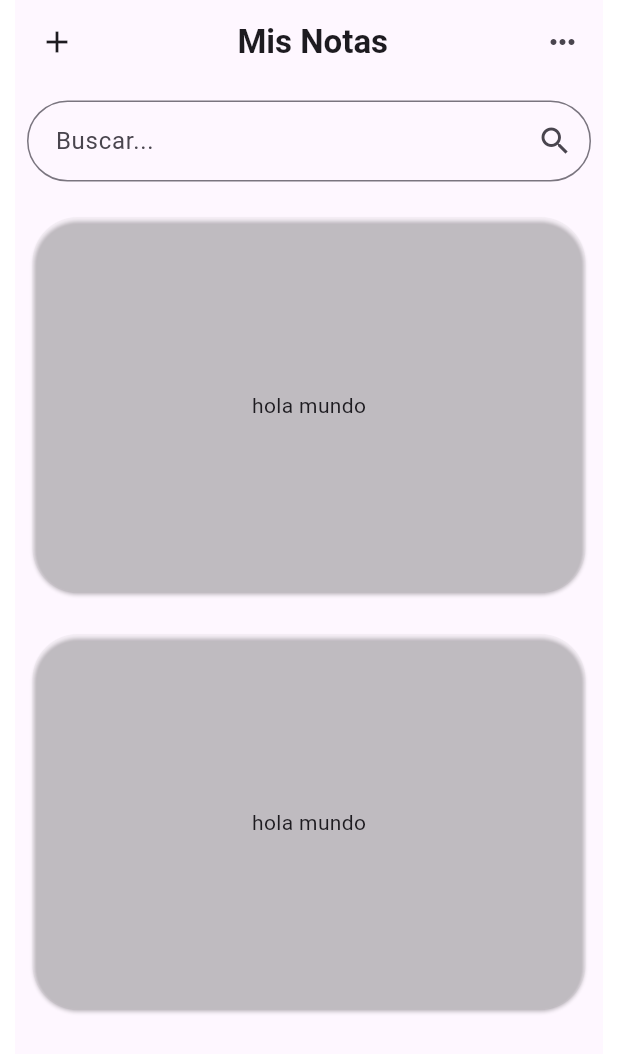
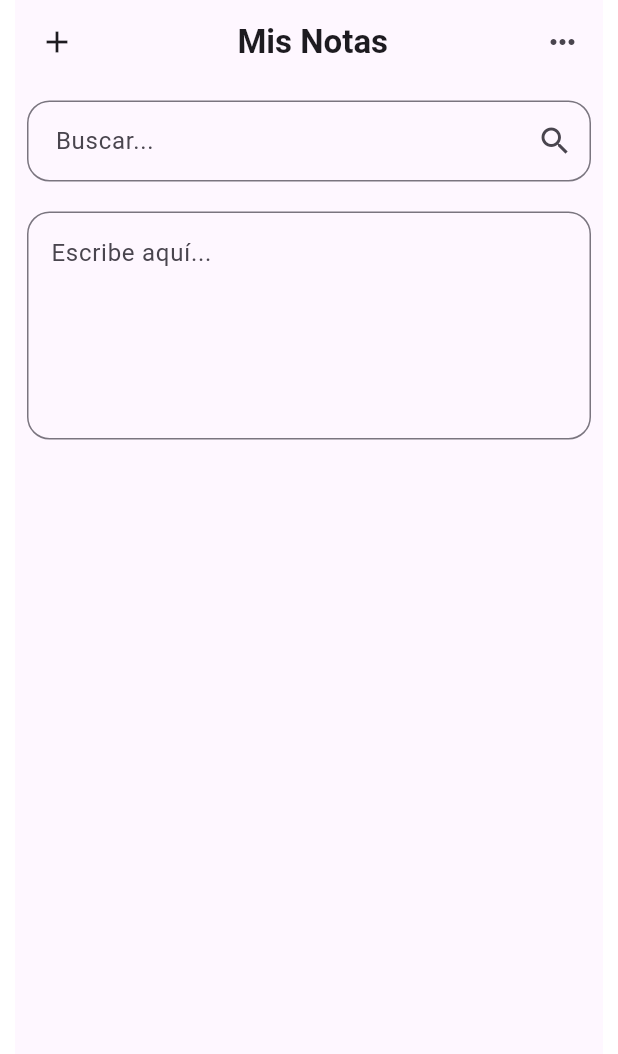
Before and after one commit to gonzacabrera2506/notapp, a Flutter app: the screen it shows after launch, on a phone screen of 412 x 824 dp. Shown: the top 1054 px of the screen. Run offline on Flutter 3.47's test engine with Material 2 defaults, Android fonts, the phone set to English and light mode, and no system bars; our stand-ins replace go_router.

Commit message:
REFAC: eliminated notecard - created TextField widget

```diff
--- a/lib/presentation/screens/home_screen.dart
+++ b/lib/presentation/screens/home_screen.dart
@@ -1,4 +1,5 @@
 import 'package:flutter/material.dart';
+import 'package:notapp/presentation/shared/widgets/TextField.widget.dart';
 
 class HomeScreen extends StatelessWidget {
   const HomeScreen({super.key});
@@ -28,6 +29,7 @@ class HomeScreen extends StatelessWidget {
           leading: IconButton(
             onPressed: () {},
             icon: const Icon(Icons.add),
+            tooltip: "Nueva nota",
           ),
           actions: [
             Padding(
@@ -36,7 +38,8 @@ class HomeScreen extends StatelessWidget {
             )
           ],
         ),
-        body: Padding(
+        body: SingleChildScrollView(
+          child: Padding(
             padding: const EdgeInsets.all(8),
             child: Column(children: [
               const SizedBox(
@@ -50,18 +53,19 @@ class HomeScreen extends StatelessWidget {
                     hintText: 'Buscar...',
                     border: OutlineInputBorder(
                         borderRadius: BorderRadius.all(
-                    Radius.circular(30),
+                      Radius.circular(15),
                     ))),
               ),
               const SizedBox(
                 height: 20,
               ),
-            _NoteCard(),
+              const TextFieldWidget(),
               const SizedBox(
-              height: 20,
+                height: 50,
               ),
-            _NoteCard(),
+              //_NoteCard(),
             ]),
+          ),
         ),
       ),
     );
@@ -113,28 +117,7 @@ class _PopupMenuButton extends StatelessWidget {
         }).toList();
       },
       icon: const Icon(Icons.more_horiz),
+      tooltip: "Menú",
     );
   }
 }
-
-class _NoteCard extends StatelessWidget {
-  @override
-  Widget build(BuildContext context) {
-    //final Size size = MediaQuery.of(context).size;
-
-    return const Card(
-      color: Colors.white10,
-      shape: RoundedRectangleBorder(
-          borderRadius: BorderRadius.all(
-        Radius.circular(30),
-      )),
-      child: SizedBox(
-        width: double.infinity,
-        height: 250,
-        child: Center(
-          child: Text('hola mundo'),
-        ),
-      ),
-    );
-  }
-}
--- /dev/null
+++ b/lib/presentation/shared/widgets/TextField.widget.dart
@@ -0,0 +1,19 @@
+import 'package:flutter/material.dart';
+
+class TextFieldWidget extends StatelessWidget {
+  const TextFieldWidget({super.key});
+
+  @override
+  Widget build(BuildContext context) {
+    return TextField(
+      minLines: 5,
+      maxLines: null,
+      decoration: InputDecoration(
+        hintText: 'Escribe aquí...',
+        border: OutlineInputBorder(
+          borderRadius: BorderRadius.circular(15.0),
+        ),
+      ),
+    );
+  }
+}
```
Lines whose indentation alone changed are shown as unchanged.
